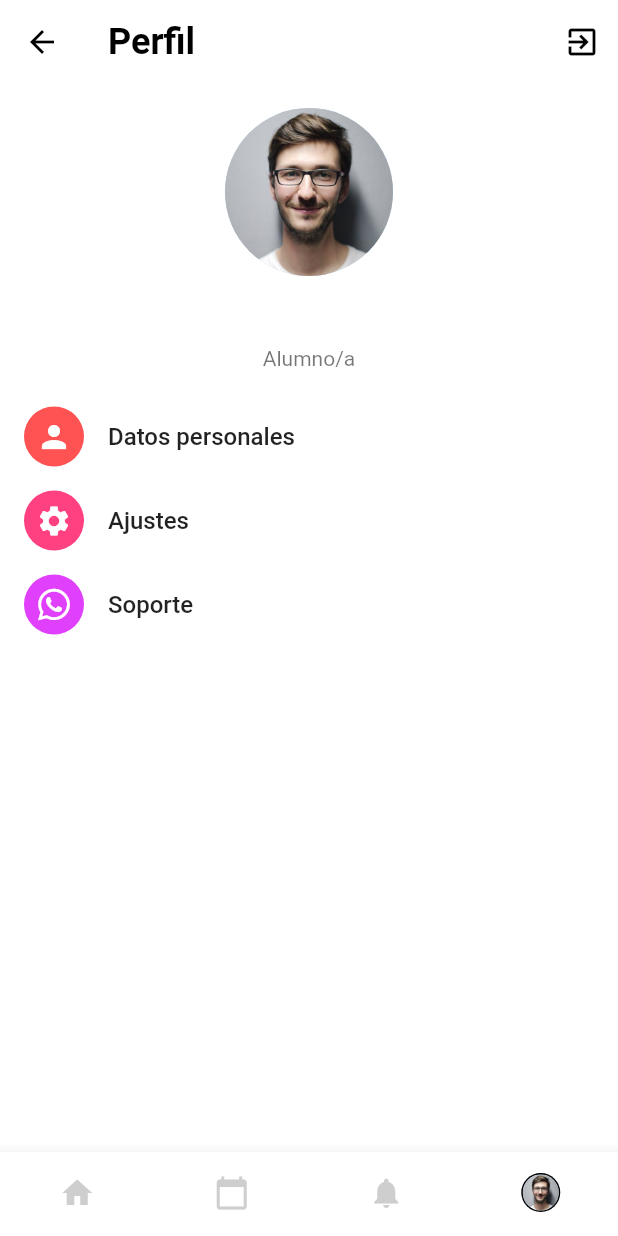
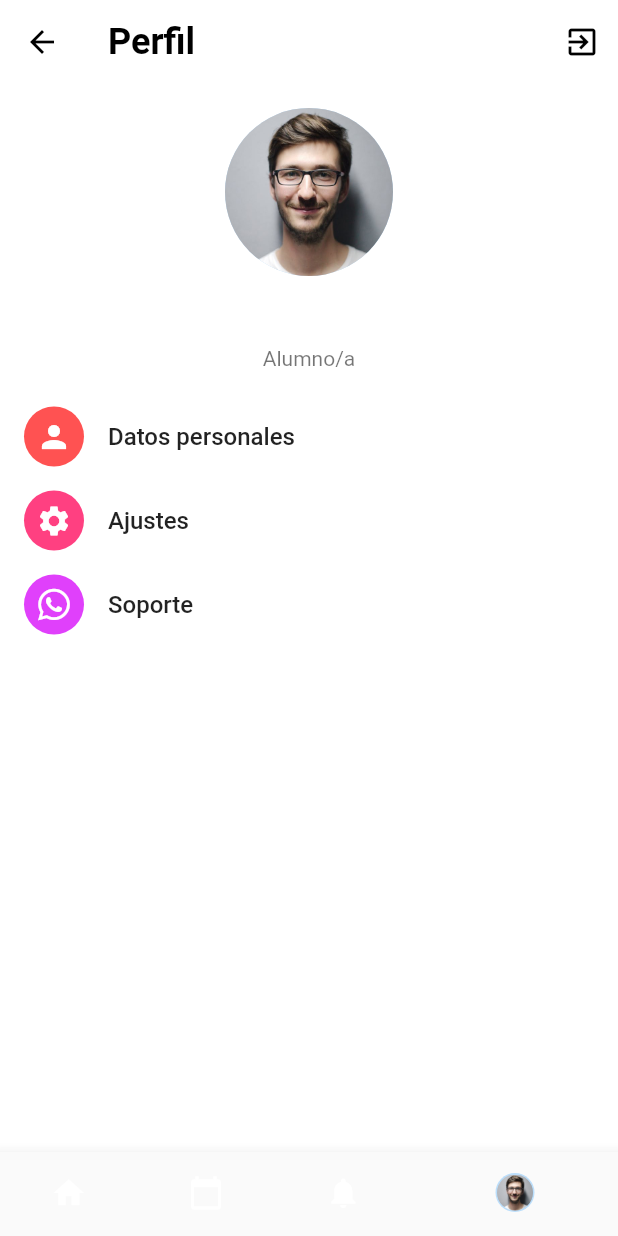
Before and after one commit to identitic/identitic-app, a Flutter app: the MainPage screen opened by its route, item 4 of the bottom bar chosen, on a phone screen of 412 x 824 dp. Run offline on Flutter 3.47's test engine with Material 2 defaults, Android fonts, the phone set to English and light mode, and no system bars; our stand-ins replace dots_indicator, flutter_secure_storage, font_awesome_flutter, outline_material_icons, shared_preferences, table_calendar; missing offline and left inert: flutter_socket_io; accounts and stored records are empty; network calls fail.

```diff
--- a/lib/pages/main/main_page.dart
+++ b/lib/pages/main/main_page.dart
@@ -67,9 +67,9 @@ class _MainPageState extends State<MainPage>
           BottomNavigationBarItem(
             icon: CircleAvatar(
               radius: 13,
-              backgroundColor: _currentIndex == 3
-                  ? Theme.of(context).bottomNavigationBarTheme.selectedItemColor
-                  : Theme.of(context).bottomNavigationBarTheme.backgroundColor,
+              // backgroundColor: _currentIndex == 3
+              //     ? Theme.of(context).bottomNavigationBarTheme.selectedItemColor
+              //     : Theme.of(context).bottomNavigationBarTheme.backgroundColor,
               child: CircleAvatar(
                 radius: 12,
                 backgroundImage:
```
Also changed, not shown: lib/main.dart (+10 -10 lines), lib/utils/themes.dart (+7 -7 lines).
